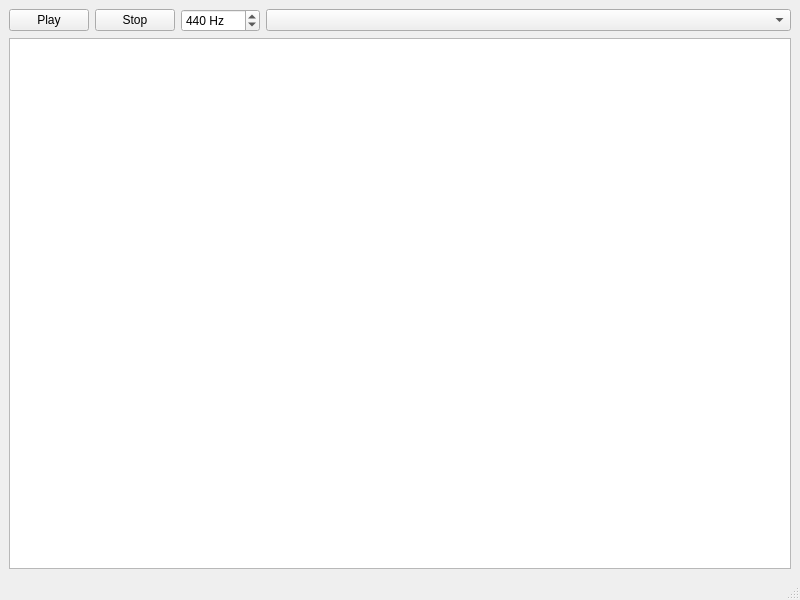
VioletGiraffe/AudioWaveformToneGenerator, file app/src/cmainwindow.ui: the form before one commit.
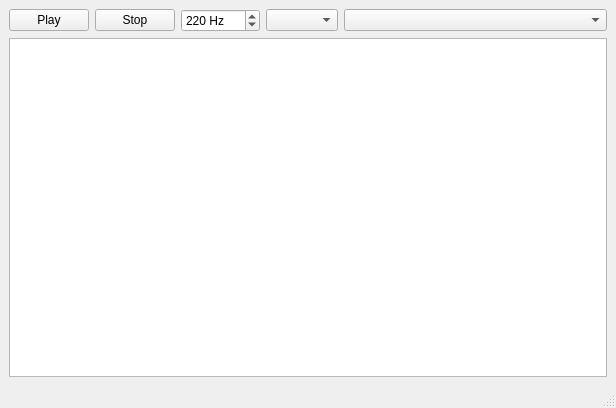
The form after the commit.

The edit to the form file:
```diff
--- a/app/src/cmainwindow.ui
+++ b/app/src/cmainwindow.ui
@@ -6,8 +6,8 @@
    <rect>
     <x>0</x>
     <y>0</y>
-    <width>800</width>
-    <height>600</height>
+    <width>616</width>
+    <height>408</height>
    </rect>
   </property>
   <property name="windowTitle">
@@ -16,7 +16,7 @@
   <widget class="QWidget" name="centralwidget">
    <layout class="QVBoxLayout" name="verticalLayout">
     <item>
-     <layout class="QHBoxLayout" name="horizontalLayout" stretch="0,0,0,1">
+     <layout class="QHBoxLayout" name="horizontalLayout" stretch="0,0,0,0,1">
       <item>
        <widget class="QPushButton" name="btnPlay">
         <property name="text">
@@ -46,10 +46,13 @@
          <number>20000</number>
         </property>
         <property name="value">
-         <number>440</number>
+         <number>220</number>
         </property>
        </widget>
       </item>
+      <item>
+       <widget class="QComboBox" name="cbChannel"/>
+      </item>
       <item>
        <widget class="QComboBox" name="cbSources"/>
       </item>
```
Left out of the diff: 2 changed lines with no effect on the pictures.
